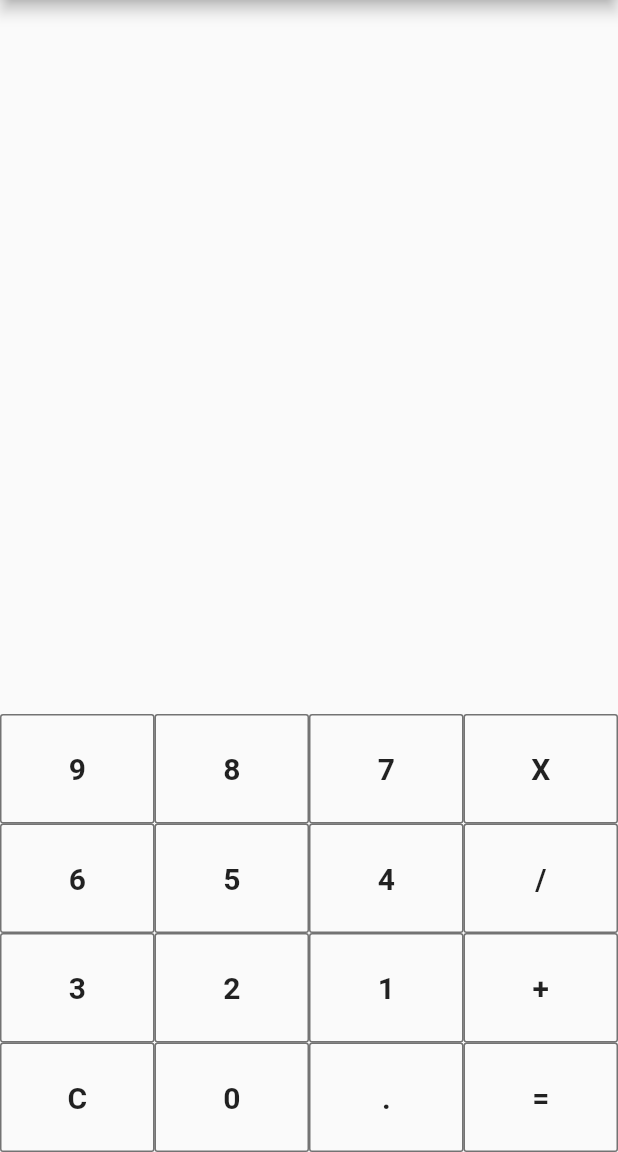
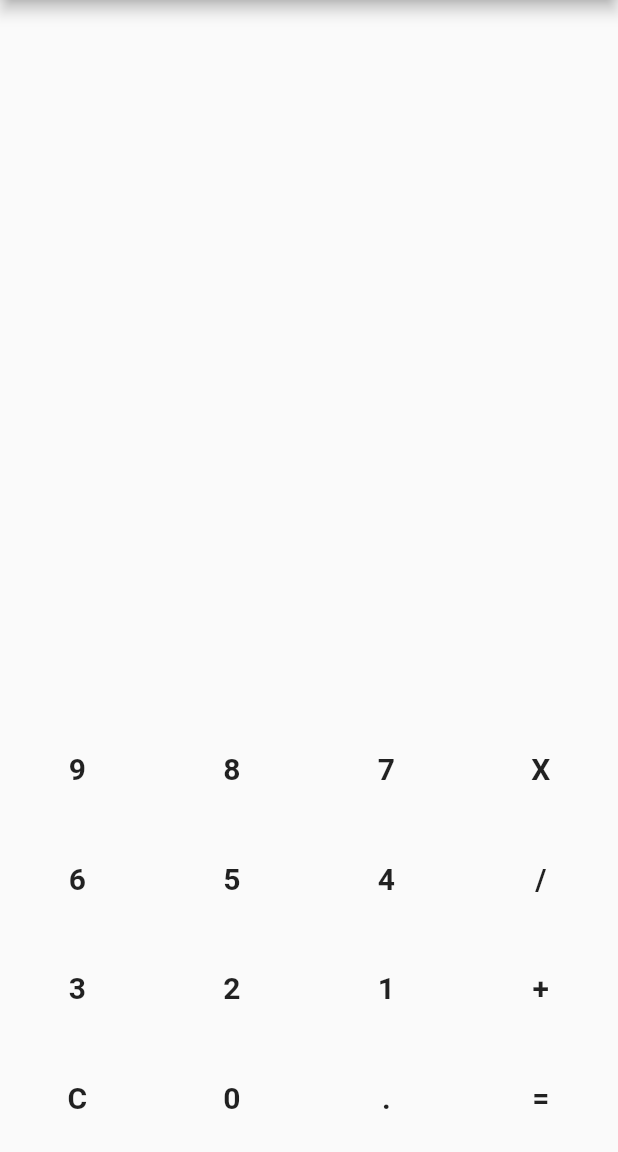
Before and after one commit to dsrathore1/Flutter, a Flutter app: the MyHome screen opened directly, on a phone screen of 412 x 824 dp, the part 84-1236 px from its top. Run offline on Flutter 3.47's test engine with Material 2 defaults, Android fonts, the phone set to English and light mode, and no system bars.

Commit message:
Screen Shot

```diff
--- a/calculator/lib/main.dart
+++ b/calculator/lib/main.dart
@@ -66,12 +66,12 @@ class _MyHomeState extends State<MyHome> {
 
   dynamic customButton(String val) {
     return Expanded(
-      child: OutlineButton(
+      child: MaterialButton(
         onPressed: () => btnclicked(val),
         padding: EdgeInsets.all(25),
         highlightColor: Colors.black45,
         splashColor: Colors.black54,
-        borderSide: BorderSide(color: Colors.black54),
+        // borderSide: BorderSide(color: Colors.black54),
         child: Text(
           "$val",
           style: TextStyle(
--- a/theme_changer/lib/main.dart
+++ b/theme_changer/lib/main.dart
@@ -15,6 +15,7 @@ class _MyAppState extends State<MyApp> {
   @override
   Widget build(BuildContext context) {
     return MaterialApp(
+      debugShowCheckedModeBanner: false,
       title: "Theme Changer",
       // theme: ThemeData(primarySwatch: Colors.red),
       home: HomePage(),
```
Also changed, not shown: bottom_nav/ss/Screenshot_1619861850.png (added), calculator/ss/Screenshot_1619861954.png (added), first_app/ss/Screenshot_1619862223.png (added), login_ui/ss/Screenshot_1619862321.png (added), theme_changer/ss/Screenshot_1619862477.png (added), 2 other files.
